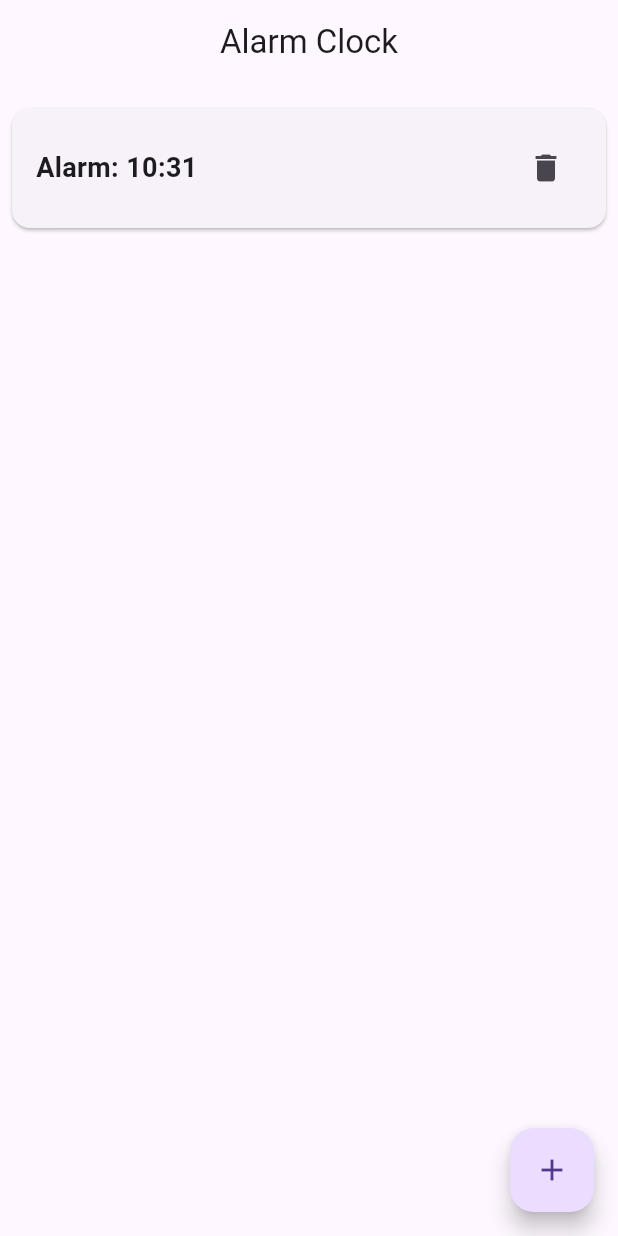
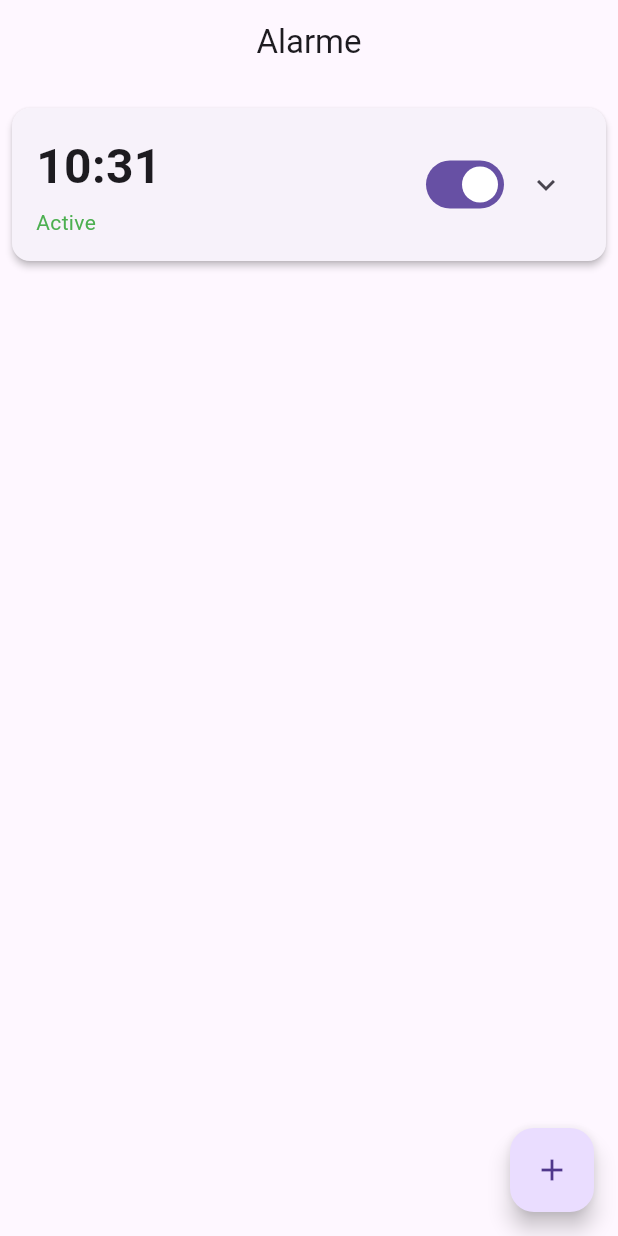
Before and after one commit to camillelnne/alarm-shuffle, a Flutter app: the screen it shows after launch, after a tap on the "add" icon, on a phone screen of 412 x 824 dp. Run offline on Flutter 3.47's test engine with Material 3 defaults, Android fonts, the phone set to English and light mode, and no system bars; our stand-ins replace flutter_riverpod, hooks_riverpod.

Commit message:
refactor(alarm screen): move alarm card to component file

```diff
--- /dev/null
+++ b/lib/ui/components/alarm_card.dart
@@ -0,0 +1,74 @@
+import "package:flutter/material.dart";
+import "package:flutter_riverpod/flutter_riverpod.dart";
+
+class AlarmCard extends ConsumerWidget {
+  final DateTime alarmTime;
+  final bool isActive;
+
+  const AlarmCard({
+    required this.alarmTime,
+    this.isActive = true,
+    super.key,
+  });
+
+  @override
+  Widget build(BuildContext context, WidgetRef ref) {
+    return Card(
+      margin: const EdgeInsets.symmetric(vertical: 8.0),
+      elevation: 2.0,
+      shape: RoundedRectangleBorder(
+        borderRadius: BorderRadius.circular(12.0),
+      ),
+      child: Padding(
+        padding: const EdgeInsets.all(16.0),
+        child: Row(
+          mainAxisAlignment: MainAxisAlignment.spaceBetween,
+          children: [
+            // Alarm Details
+            Column(
+              crossAxisAlignment: CrossAxisAlignment.start,
+              children: [
+                Text(
+                  "${alarmTime.hour.toString().padLeft(2, '0')}:${alarmTime.minute.toString().padLeft(2, '0')}",
+                  style: const TextStyle(
+                    fontSize: 32,
+                    fontWeight: FontWeight.bold,
+                  ),
+                ),
+                const SizedBox(height: 4),
+                Text(
+                  isActive ? "Active" : "Inactive",
+                  style: TextStyle(
+                    fontSize: 14,
+                    color: isActive ? Colors.green : Colors.grey,
+                  ),
+                ),
+              ],
+            ),
+
+            // Toggle and More Actions
+            Row(
+              children: [
+                // Toggle Switch
+                Switch(
+                  value: isActive,
+                  onChanged: (value) {
+                    //TODO
+                  },
+                ),
+
+                // Dropdown/Expand Button (Optional)
+                IconButton(
+                  icon: const Icon(Icons.expand_more),
+                  onPressed: () {
+                    // Open details or edit screen
+                  },
+                ),
+              ],
+            ),
+          ],
+        ),
+      ),
+    );
+  }
+}
--- a/lib/ui/screens/alarm_screen.dart
+++ b/lib/ui/screens/alarm_screen.dart
@@ -1,3 +1,4 @@
+import "package:alarm_shuffle/ui/components/alarm_card.dart";
 import "package:alarm_shuffle/viewmodels/alarm_viewmodel.dart";
 import "package:flutter/material.dart";
 import "package:flutter_riverpod/flutter_riverpod.dart";
@@ -11,7 +12,7 @@ class AlarmScreen extends ConsumerWidget {
 
     return Scaffold(
       appBar: AppBar(
-        title: const Text("Alarm Clock"),
+        title: const Text("Alarme"),
         centerTitle: true,
       ),
       body: alarmViewModel.alarms.isEmpty
@@ -72,57 +73,12 @@ class _AlarmList extends StatelessWidget {
   @override
   Widget build(BuildContext context) {
     return ListView.builder(
-      padding: const EdgeInsets.all(8.0), // Add some padding around the list
+      padding: const EdgeInsets.all(8.0),
       itemCount: alarms.length,
       itemBuilder: (context, index) {
         final alarmTime = alarms[index];
-        return _AlarmCard(alarmTime: alarmTime);
+        return AlarmCard(alarmTime: alarmTime);
       },
     );
   }
 }
-
-// Widget for a single alarm card
-class _AlarmCard extends ConsumerWidget {
-  final DateTime alarmTime;
-
-  const _AlarmCard({required this.alarmTime});
-
-  @override
-  Widget build(BuildContext context, WidgetRef ref) {
-    return Card(
-      margin: const EdgeInsets.symmetric(vertical: 8.0), // Spacing between cards
-      shape: RoundedRectangleBorder(
-        borderRadius: BorderRadius.circular(12.0), // Rounded corners
-      ),
-      child: Padding(
-        padding: const EdgeInsets.all(16.0),
-        child: Row(
-          mainAxisAlignment: MainAxisAlignment.spaceBetween,
-          children: [
-            // Alarm Time
-            Column(
-              crossAxisAlignment: CrossAxisAlignment.start,
-              children: [
-                Text(
-                  "Alarm: ${alarmTime.hour}:${alarmTime.minute.toString().padLeft(2, '0')}",
-                  style: const TextStyle(
-                    fontSize: 18,
-                    fontWeight: FontWeight.bold,
-                  ),
-                ),
-              ],
-            ),
-            // Delete Button
-            IconButton(
-              icon: const Icon(Icons.delete),
-              onPressed: () {
-                ref.read(alarmProvider).removeAlarm(alarmTime);
-              },
-            ),
-          ],
-        ),
-      ),
-    );
-  }
-}
```
